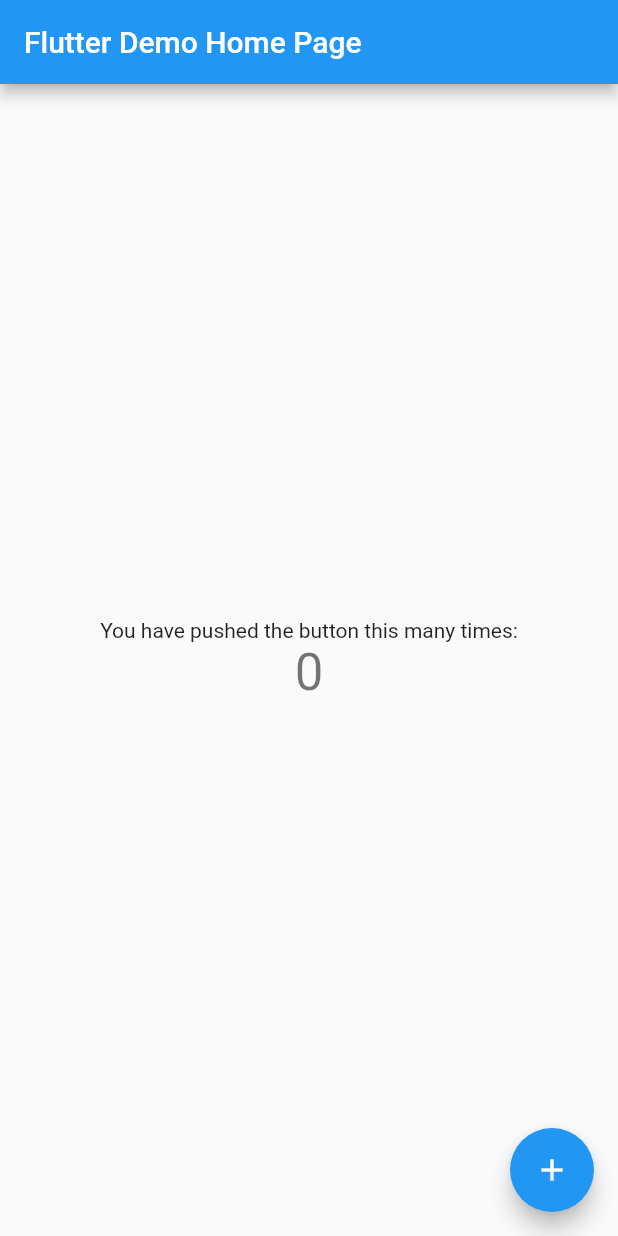
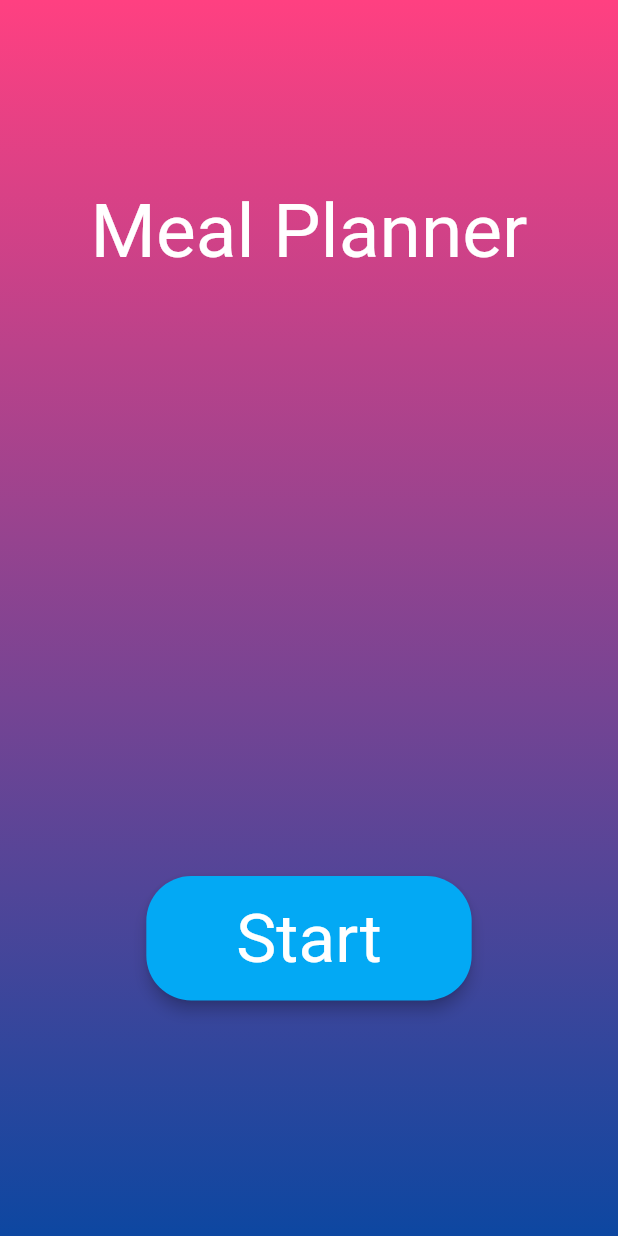
Before and after one commit to AndrewByerle/Byerles-Bytes, a Flutter app: the screen it shows after launch, on a phone screen of 412 x 824 dp. Run offline on Flutter 3.47's test engine with Material 2 defaults, Android fonts, the phone set to English and light mode, and no system bars.

```diff
--- a/flutter_projects/meal-prep-app/meal_prep_app/lib/main.dart
+++ b/flutter_projects/meal-prep-app/meal_prep_app/lib/main.dart
@@ -1,4 +1,5 @@
 import 'package:flutter/material.dart';
+import 'package:meal_prep_app/screens/home/home.dart';
 
 void main() {
   runApp(MyApp());
@@ -8,110 +9,6 @@ class MyApp extends StatelessWidget {
   // This widget is the root of your application.
   @override
   Widget build(BuildContext context) {
-    return MaterialApp(
-      title: 'Flutter Demo',
-      theme: ThemeData(
-        // This is the theme of your application.
-        //
-        // Try running your application with "flutter run". You'll see the
-        // application has a blue toolbar. Then, without quitting the app, try
-        // changing the primarySwatch below to Colors.green and then invoke
-        // "hot reload" (press "r" in the console where you ran "flutter run",
-        // or simply save your changes to "hot reload" in a Flutter IDE).
-        // Notice that the counter didn't reset back to zero; the application
-        // is not restarted.
-        primarySwatch: Colors.blue,
-        // This makes the visual density adapt to the platform that you run
-        // the app on. For desktop platforms, the controls will be smaller and
-        // closer together (more dense) than on mobile platforms.
-        visualDensity: VisualDensity.adaptivePlatformDensity,
-      ),
-      home: MyHomePage(title: 'Flutter Demo Home Page'),
-    );
+    return MaterialApp(home: Home());
   }
 }
-
-class MyHomePage extends StatefulWidget {
-  MyHomePage({Key key, this.title}) : super(key: key);
-
-  // This widget is the home page of your application. It is stateful, meaning
-  // that it has a State object (defined below) that contains fields that affect
-  // how it looks.
-
-  // This class is the configuration for the state. It holds the values (in this
-  // case the title) provided by the parent (in this case the App widget) and
-  // used by the build method of the State. Fields in a Widget subclass are
-  // always marked "final".
-
-  final String title;
-
-  @override
-  _MyHomePageState createState() => _MyHomePageState();
-}
-
-class _MyHomePageState extends State<MyHomePage> {
-  int _counter = 0;
-
-  void _incrementCounter() {
-    setState(() {
-      // This call to setState tells the Flutter framework that something has
-      // changed in this State, which causes it to rerun the build method below
-      // so that the display can reflect the updated values. If we changed
-      // _counter without calling setState(), then the build method would not be
-      // called again, and so nothing would appear to happen.
-      _counter++;
-    });
-  }
-
-  @override
-  Widget build(BuildContext context) {
-    // This method is rerun every time setState is called, for instance as done
-    // by the _incrementCounter method above.
-    //
-    // The Flutter framework has been optimized to make rerunning build methods
-    // fast, so that you can just rebuild anything that needs updating rather
-    // than having to individually change instances of widgets.
-    return Scaffold(
-      appBar: AppBar(
-        // Here we take the value from the MyHomePage object that was created by
-        // the App.build method, and use it to set our appbar title.
-        title: Text(widget.title),
-      ),
-      body: Center(
-        // Center is a layout widget. It takes a single child and positions it
-        // in the middle of the parent.
-        child: Column(
-          // Column is also a layout widget. It takes a list of children and
-          // arranges them vertically. By default, it sizes itself to fit its
-          // children horizontally, and tries to be as tall as its parent.
-          //
-          // Invoke "debug painting" (press "p" in the console, choose the
-          // "Toggle Debug Paint" action from the Flutter Inspector in Android
-          // Studio, or the "Toggle Debug Paint" command in Visual Studio Code)
-          // to see the wireframe for each widget.
-          //
-          // Column has various properties to control how it sizes itself and
-          // how it positions its children. Here we use mainAxisAlignment to
-          // center the children vertically; the main axis here is the vertical
-          // axis because Columns are vertical (the cross axis would be
-          // horizontal).
-          mainAxisAlignment: MainAxisAlignment.center,
-          children: <Widget>[
-            Text(
-              'You have pushed the button this many times:',
-            ),
-            Text(
-              '$_counter',
-              style: Theme.of(context).textTheme.headline4,
-            ),
-          ],
-        ),
-      ),
-      floatingActionButton: FloatingActionButton(
-        onPressed: _incrementCounter,
-        tooltip: 'Increment',
-        child: Icon(Icons.add),
-      ), // This trailing comma makes auto-formatting nicer for build methods.
-    );
-  }
-}
--- /dev/null
+++ b/flutter_projects/meal-prep-app/meal_prep_app/lib/screens/home/components/background.dart
@@ -0,0 +1,17 @@
+import 'package:flutter/material.dart';
+
+class GradientBackground extends StatelessWidget {
+  const GradientBackground({
+    Key key,
+  }) : super(key: key);
+
+  @override
+  Widget build(BuildContext context) {
+    return Container(
+        decoration: BoxDecoration(
+            gradient: LinearGradient(
+                begin: Alignment.topCenter,
+                end: Alignment.bottomCenter,
+                colors: [Colors.pinkAccent, Colors.blue[900]])));
+  }
+}
--- /dev/null
+++ b/flutter_projects/meal-prep-app/meal_prep_app/lib/screens/home/home.dart
@@ -0,0 +1,68 @@
+import 'package:flutter/material.dart';
+import 'package:meal_prep_app/screens/planner/weekView.dart';
+import 'components/background.dart';
+// import 'package:simple_animations/simple_animations.dart';
+// import 'package:supercharged/supercharged.dart';
+
+class Home extends StatelessWidget {
+  const Home({Key key}) : super(key: key);
+
+  @override
+  Widget build(BuildContext context) {
+    return Scaffold(
+        body: Stack(
+      children: [
+        Center(child: GradientBackground()),
+        SingleChildScrollView(
+          child: Column(
+            children: [Title(), SizedBox(height: 400), StartButton()],
+          ),
+        ),
+      ],
+    ));
+  }
+}
+
+class StartButton extends StatelessWidget {
+  const StartButton({
+    Key key,
+  }) : super(key: key);
+
+  @override
+  Widget build(BuildContext context) {
+    return RawMaterialButton(
+      onPressed: () {
+        Navigator.push(
+            context, MaterialPageRoute(builder: (context) => WeekView()));
+      },
+      elevation: 4.0,
+      fillColor: Colors.lightBlue,
+      child: Text('Start',
+          style: TextStyle(
+            fontSize: 45,
+            color: Colors.white,
+          )),
+      padding: EdgeInsets.fromLTRB(60, 15, 60, 15),
+      shape: RoundedRectangleBorder(borderRadius: BorderRadius.circular(30)),
+    );
+  }
+}
+
+class Title extends StatelessWidget {
+  const Title({
+    Key key,
+  }) : super(key: key);
+
+  @override
+  Widget build(BuildContext context) {
+    return Row(
+      mainAxisAlignment: MainAxisAlignment.center,
+      children: [
+        Padding(
+            padding: EdgeInsets.fromLTRB(0, 125, 0, 0),
+            child: Text('Meal Planner',
+                style: TextStyle(color: Colors.white, fontSize: 50)))
+      ],
+    );
+  }
+}
--- a/flutter_projects/meal-prep-app/meal_prep_app/pubspec.yaml
+++ b/flutter_projects/meal-prep-app/meal_prep_app/pubspec.yaml
@@ -28,6 +28,7 @@ dependencies:
   # The following adds the Cupertino Icons font to your application.
   # Use with the CupertinoIcons class for iOS style icons.
   cupertino_icons: ^1.0.0
+  simple_animations: ^3.1.1
 
 dev_dependencies:
   flutter_test:
```
Also changed, not shown: flutter_projects/meal-prep-app/meal_prep_app/lib/components/weekCard.dart (added, +43 -0 lines), flutter_projects/meal-prep-app/meal_prep_app/lib/screens/planner/weekView.dart (added, +62 -0 lines), flutter_projects/meal-prep-app/meal_prep_app/pubspec.lock, 8 other files.
